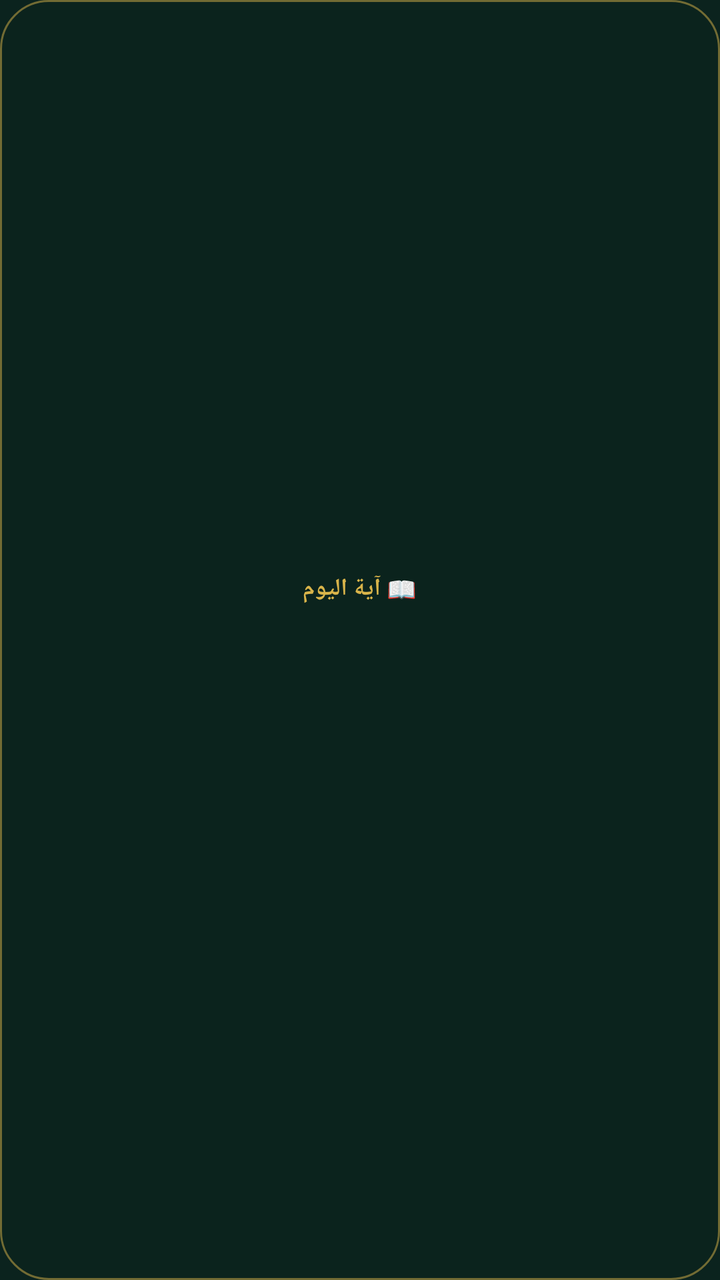
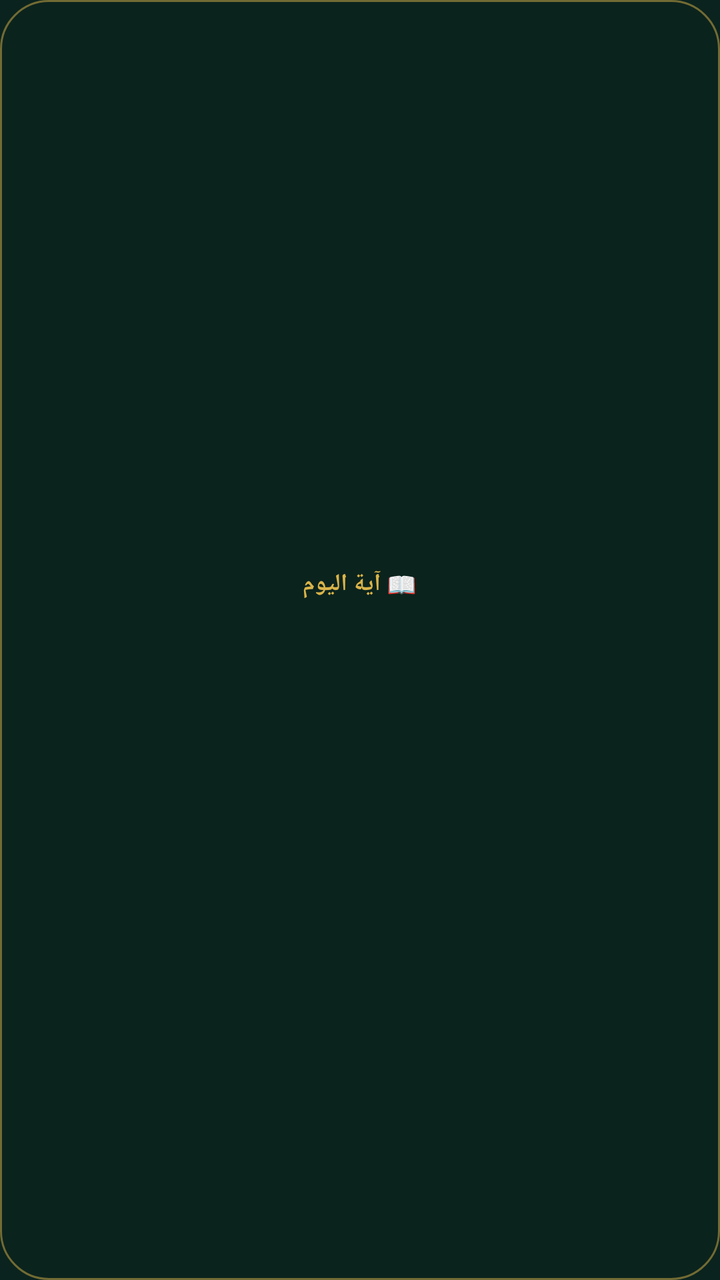

Before-and-after screenshots of an Android layout around one commit, followed by the original layout XML and the change that was made.
<!-- AndroidManifest.xml: application theme AppTheme -->
<!-- res/layout/widget_ayah.xml -->
<?xml version="1.0" encoding="utf-8"?>
<LinearLayout xmlns:android="http://schemas.android.com/apk/res/android"
    android:id="@+id/a_root"
    android:layout_width="match_parent"
    android:layout_height="match_parent"
    android:background="@drawable/widget_bg"
    android:gravity="center"
    android:layoutDirection="rtl"
    android:orientation="vertical"
    android:padding="14dp">

    <TextView
        android:layout_width="wrap_content"
        android:layout_height="wrap_content"
        android:text="📖 آية اليوم"
        android:textColor="#FFD9B44A"
        android:textSize="12sp"
        android:textStyle="bold" />

    <TextView
        android:id="@+id/a_text"
        android:layout_width="match_parent"
        android:layout_height="wrap_content"
        android:layout_marginTop="6dp"
        android:ellipsize="end"
        android:fontFamily="@font/amiri_quran"
        android:gravity="center"
        android:lineSpacingMultiplier="1.3"
        android:maxLines="5"
        android:textColor="#FFF4EFE1"
        android:textSize="18sp" />

    <TextView
        android:id="@+id/a_ref"
        android:layout_width="wrap_content"
        android:layout_height="wrap_content"
        android:layout_marginTop="6dp"
        android:textColor="#FFA9BDB4"
        android:textSize="11sp" />
</LinearLayout>
<!-- resources referenced by this layout -->
<resources>
  <!-- drawable widget_bg (drawable) -->
  <?xml version="1.0" encoding="utf-8"?>
  <shape xmlns:android="http://schemas.android.com/apk/res/android" android:shape="rectangle">
      <solid android:color="#EB0B231E" />
      <corners android:radius="24dp" />
      <stroke android:width="1dp" android:color="#80D9B44A" />
  </shape>
  <style name="AppTheme" parent="@android:style/Theme.Material.NoActionBar">
          <item name="android:windowBackground">@color/bg</item>
          <item name="android:statusBarColor">@color/bg</item>
          <item name="android:navigationBarColor">@color/bg</item>
          <item name="android:colorAccent">@color/gold</item>
          <item name="android:colorPrimary">@color/card</item>
      </style>
  <color name="bg">#FF0B231E</color>
  <color name="gold">#FFD9B44A</color>
  <color name="card">#FF143A31</color>
</resources>

<!-- the commit's change to res/layout/widget_ayah.xml (unified diff, before → after) -->
@@ -28,7 +28,7 @@
         android:lineSpacingMultiplier="1.3"
         android:maxLines="5"
         android:textColor="#FFF4EFE1"
-        android:textSize="18sp" />
+        android:textSize="22sp" />
 
     <TextView
         android:id="@+id/a_ref"
